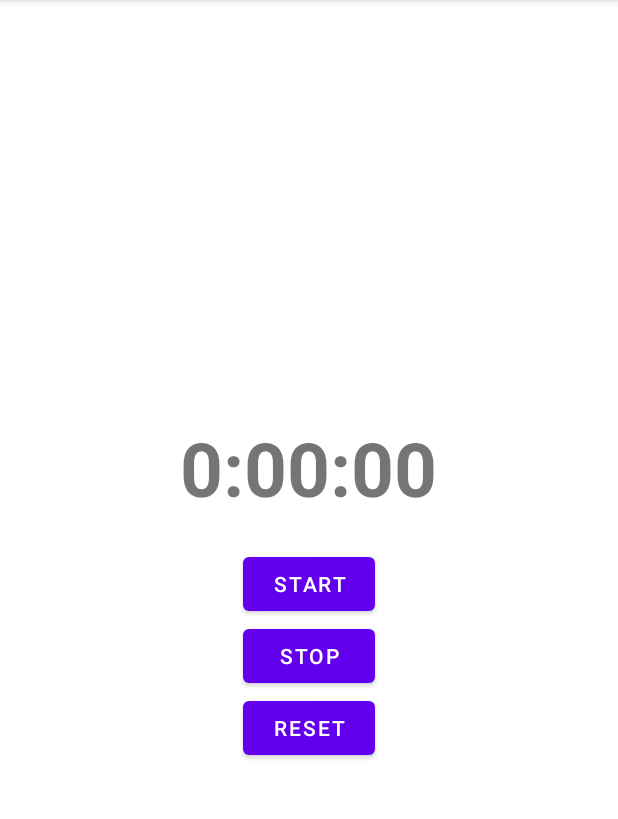
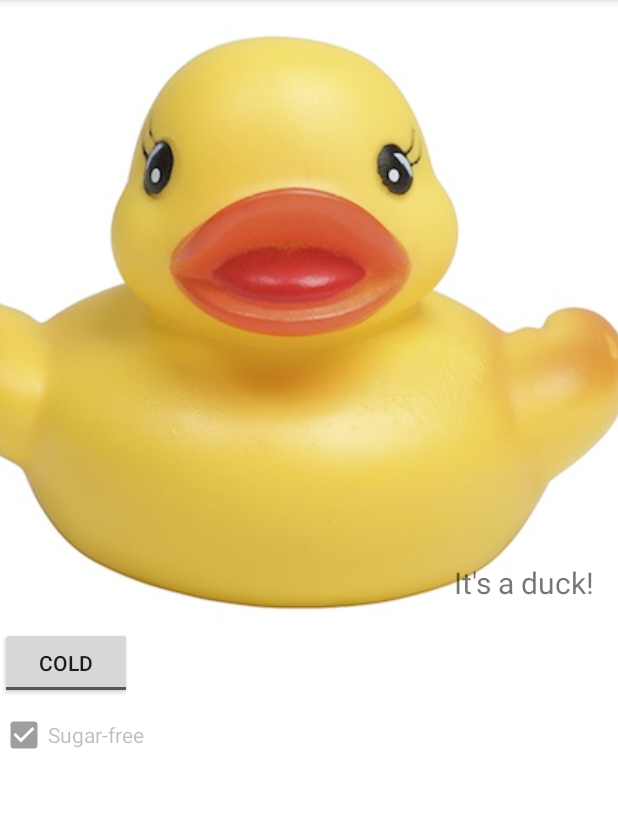
Before and after one commit to kai618/Readev, an Android app: the screen it shows after launch (StopWatchActivity before the commit, DuckActivity after it), on a phone screen of 412 x 824 dp, the part 84-903 px from its top. Run offline under Robolectric (Android 15) with nearby library versions, the phone set to English and light mode, and no system bars.

Commit message:
Finish chap 5

```diff
--- a/app/src/main/AndroidManifest.xml
+++ b/app/src/main/AndroidManifest.xml
@@ -9,13 +9,13 @@
         android:roundIcon="@mipmap/ic_launcher_round"
         android:supportsRtl="true"
         android:theme="@style/Theme.Readev">
-        <activity android:name=".StopWatchActivity">
+        <activity android:name=".DuckActivity">
             <intent-filter>
                 <action android:name="android.intent.action.MAIN" />
-
                 <category android:name="android.intent.category.LAUNCHER" />
             </intent-filter>
         </activity>
+        <activity android:name=".StopWatchActivity" />
         <activity android:name=".ReceiveMessageActivity" />
         <activity android:name=".CreateMessageActivity" />
         <activity android:name=".BeerActivity" />
--- /dev/null
+++ b/app/src/main/java/com/kai/readev/DuckActivity.java
@@ -0,0 +1,14 @@
+package com.kai.readev;
+
+import androidx.appcompat.app.AppCompatActivity;
+
+import android.os.Bundle;
+
+public class DuckActivity extends AppCompatActivity {
+
+    @Override
+    protected void onCreate(Bundle savedInstanceState) {
+        super.onCreate(savedInstanceState);
+        setContentView(R.layout.activity_duck);
+    }
+}
--- a/app/src/main/res/layout/activity_create_message.xml
+++ b/app/src/main/res/layout/activity_create_message.xml
@@ -8,18 +8,30 @@
     tools:context=".CreateMessageActivity">
 
     <EditText
+        android:id="@+id/to_input"
+        android:layout_width="match_parent"
+        android:layout_height="wrap_content"
+        android:autofillHints="to"
+        android:hint="@string/to"
+        android:inputType="text" />
+
+    <EditText
         android:id="@+id/message_input"
         android:layout_width="match_parent"
-        android:layout_height="wrap_content"
-        android:layout_marginVertical="20dp"
+        android:layout_height="0dp"
+        android:layout_weight="1"
+        android:gravity="top"
         android:autofillHints="message"
         android:hint="@string/enter_message"
         android:inputType="text" />
+
 
     <Button
         android:id="@+id/send_btn"
         android:layout_width="wrap_content"
         android:layout_height="wrap_content"
+        android:layout_gravity="end"
         android:onClick="onSendMessage"
         android:text="@string/send" />
+
 </androidx.appcompat.widget.LinearLayoutCompat>
--- /dev/null
+++ b/app/src/main/res/layout/activity_duck.xml
@@ -0,0 +1,42 @@
+<?xml version="1.0" encoding="utf-8"?>
+<androidx.appcompat.widget.LinearLayoutCompat xmlns:android="http://schemas.android.com/apk/res/android"
+    xmlns:app="http://schemas.android.com/apk/res-auto"
+    xmlns:tools="http://schemas.android.com/tools"
+    android:layout_width="match_parent"
+    android:layout_height="match_parent"
+    android:orientation="vertical"
+    tools:context=".DuckActivity">
+
+    <FrameLayout
+        android:layout_width="match_parent"
+        android:layout_height="wrap_content">
+
+        <ImageView
+            android:layout_width="match_parent"
+            android:layout_height="wrap_content"
+            android:contentDescription="duck image"
+            android:scaleType="centerCrop"
+            android:src="@drawable/duck" />
+
+        <TextView
+            android:layout_width="wrap_content"
+            android:layout_height="wrap_content"
+            android:layout_gravity="bottom|end"
+            android:padding="16dp"
+            android:text="It's a duck!"
+            android:textSize="20sp" />
+    </FrameLayout>
+
+    <ToggleButton
+        android:layout_width="wrap_content"
+        android:layout_height="wrap_content"
+        android:textOff="Cold"
+        android:textOn="Hot" />
+
+    <CheckBox
+        android:layout_width="wrap_content"
+        android:layout_height="wrap_content"
+        android:checked="true"
+        android:enabled="false"
+        android:text="Sugar-free" />
+</androidx.appcompat.widget.LinearLayoutCompat>
--- a/app/src/main/res/layout/activity_stop_watch.xml
+++ b/app/src/main/res/layout/activity_stop_watch.xml
@@ -5,7 +5,8 @@
     android:layout_height="match_parent"
     android:gravity="center"
     android:orientation="vertical"
-    android:padding="16dp">
+    android:padding="16dp"
+    tools:context=".StopWatchActivity">
 
     <TextView
         android:id="@+id/stopwatch_view"
--- a/app/src/main/res/values/strings.xml
+++ b/app/src/main/res/values/strings.xml
@@ -8,6 +8,7 @@
     <string name="stop">Stop</string>
     <string name="reset">Reset</string>
     <string name="watch_init">0:00:00</string>
+    <string name="to">To</string>
     <string-array name="beer_colors">
         <item>light</item>
         <item>amber</item>
```
Also changed, not shown: app/src/main/res/drawable/duck.jpg (added).
